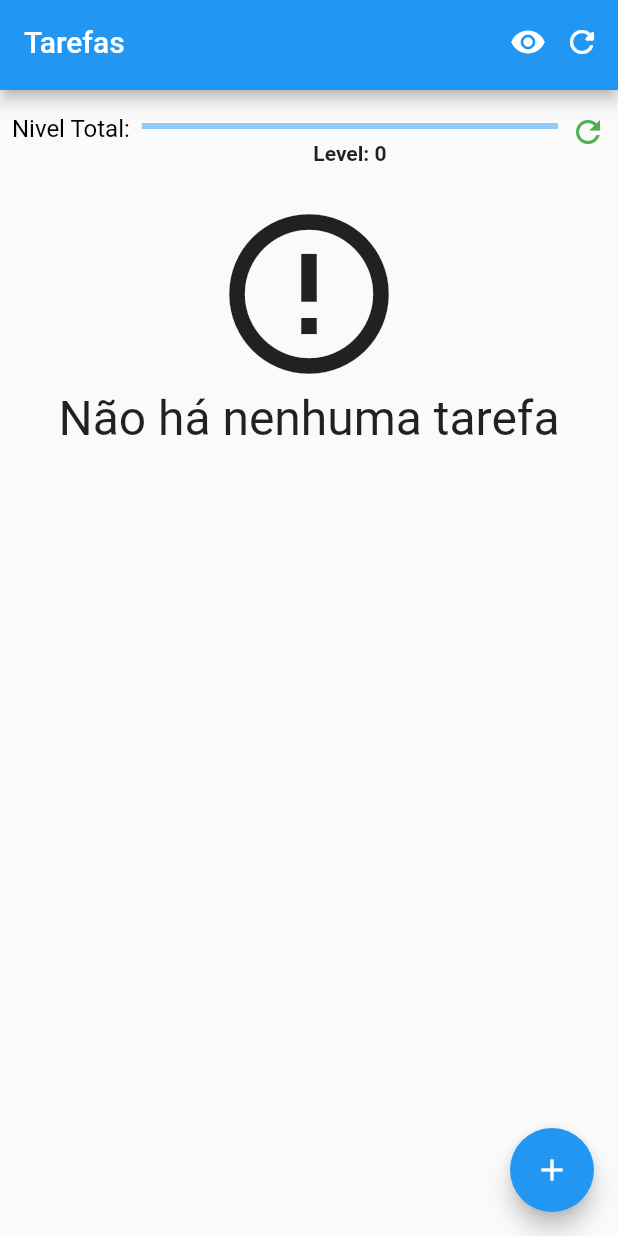
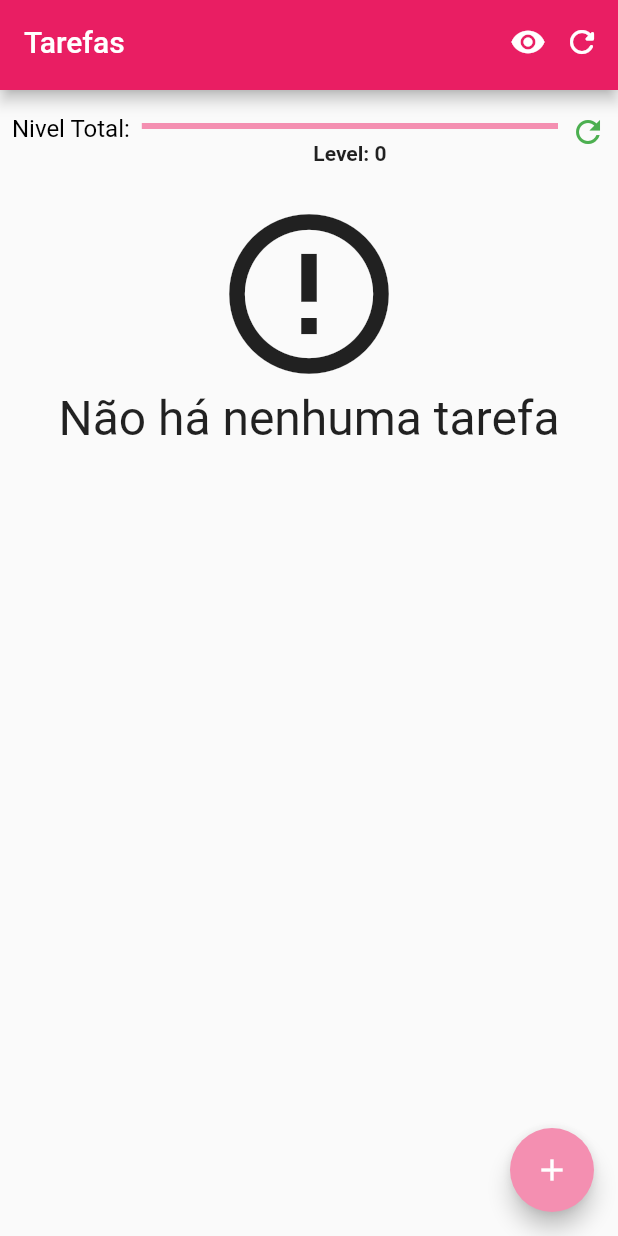
Before and after one commit to BrunnoBird/alura-primeiro_app_flutter, a Flutter app: the screen it shows after launch, on a phone screen of 412 x 824 dp. Run offline on Flutter 3.47's test engine with Material 2 defaults, Android fonts, the phone set to English and light mode, and no system bars; our stand-ins replace sqflite; accounts and stored records are empty.

Commit message:
fix: theme application

```diff
--- a/lib/main.dart
+++ b/lib/main.dart
@@ -3,6 +3,7 @@ import 'package:primeiro_projeto_alura/data/task_inherited.dart';
 import 'package:primeiro_projeto_alura/data/total_level_inherited.dart';
 import 'package:primeiro_projeto_alura/screens/form_screen.dart';
 import 'package:primeiro_projeto_alura/screens/initial_screen.dart';
+import 'package:primeiro_projeto_alura/themes/my_theme.dart';
 
 void main() {
   runApp(const MyApp());
@@ -16,9 +17,7 @@ class MyApp extends StatelessWidget {
   Widget build(BuildContext context) {
     return MaterialApp(
       title: 'Flutter Demo',
-      theme: ThemeData(
-        primarySwatch: Colors.blue,
-      ),
+      theme: myTheme,
       home: TotalLevelInherited(
         child: const InitialScreen(),
       ),
--- /dev/null
+++ b/lib/themes/my_theme.dart
@@ -0,0 +1,23 @@
+import 'package:flutter/material.dart';
+
+ThemeData myTheme = ThemeData(
+  primaryColor: Colors.pink,
+  colorScheme: ColorScheme.fromSwatch(
+    primarySwatch: Colors.pink,
+  ).copyWith(
+    secondary: Colors.pink[200],
+    surface: Colors.pink[100],
+  ),
+  textTheme: const TextTheme(
+    displaySmall: TextStyle(
+      color: Colors.black,
+      fontSize: 24,
+      overflow: TextOverflow.ellipsis,
+    ),
+  ),
+  primaryTextTheme: const TextTheme(
+    labelLarge: TextStyle(
+      fontSize: 16,
+    ),
+  ),
+);
```
Also changed, not shown: lib/components/task.dart (+9 -16 lines), 3 other files.
